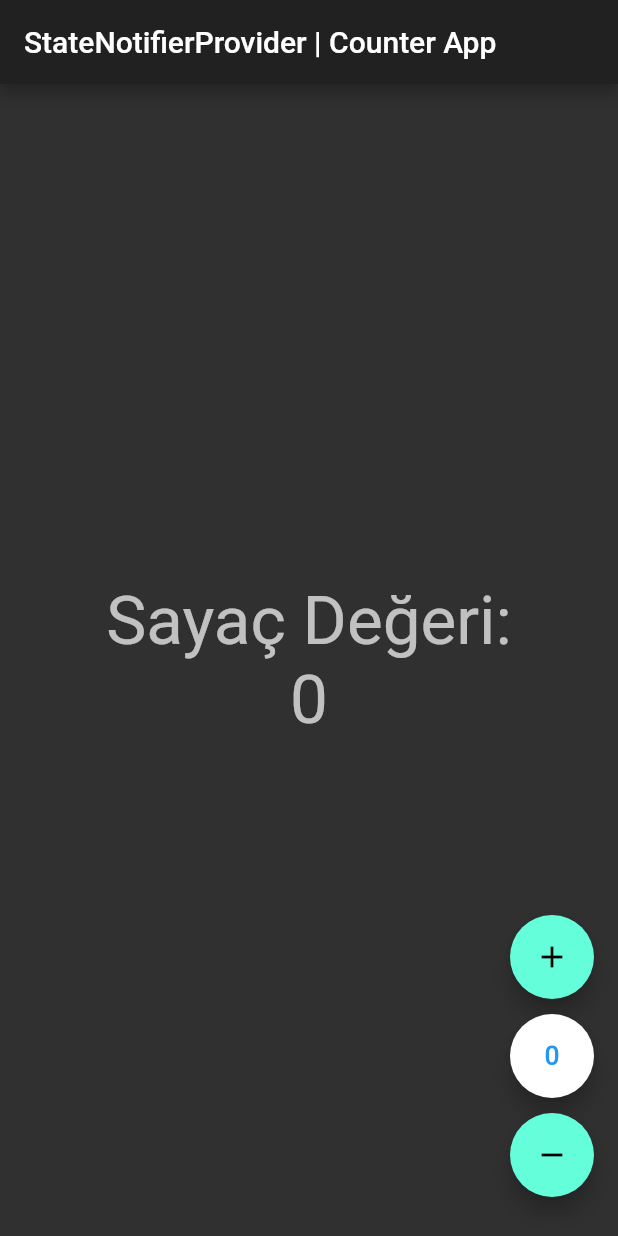
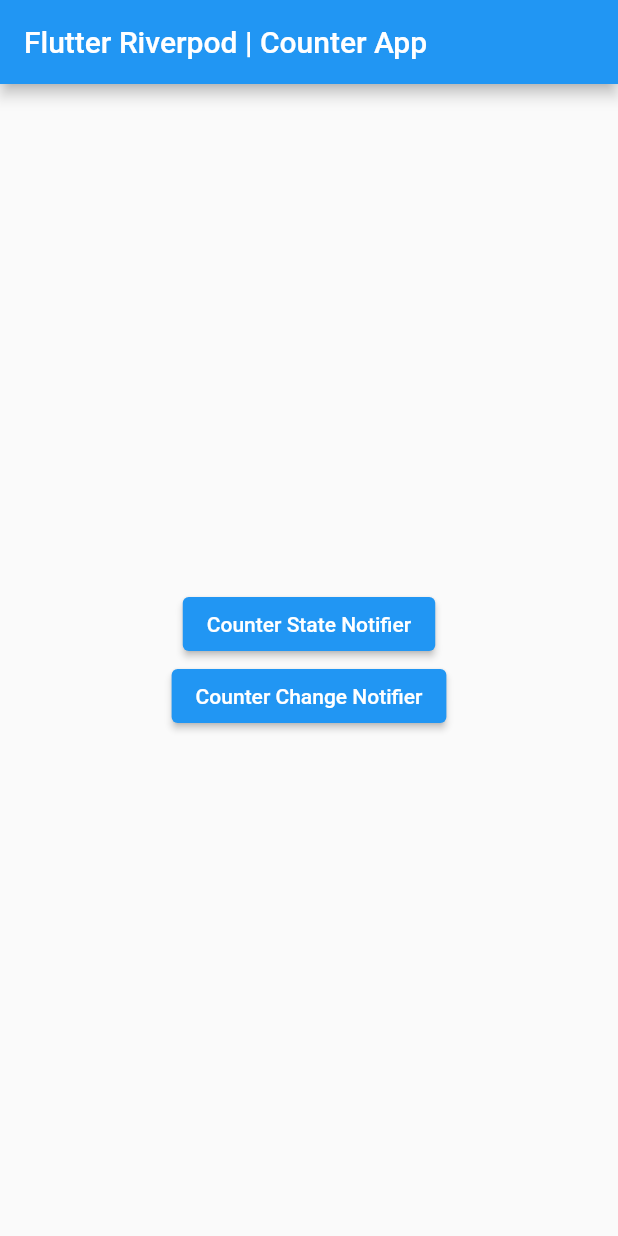
Before and after one commit to ahmetkah/flutter_counter_app_tutorials, a Flutter app: the screen it shows after launch, on a phone screen of 412 x 824 dp. Run offline on Flutter 3.47's test engine with Material 2 defaults, Android fonts, the light colour scheme and no system bars; our stand-ins replace flutter_riverpod.

Commit message:
ChangeNotifierProvider için Counter eklendi

```diff
--- a/lib/app.dart
+++ b/lib/app.dart
@@ -1,6 +1,6 @@
 import 'package:flutter/material.dart';
 
-import 'view/counter_view.dart';
+import 'view/counter_home_view.dart';
 
 /// [5. Adım]: App sınıfını oluştur
 class App extends StatelessWidget {
@@ -11,8 +11,8 @@
     return MaterialApp(
       title: 'Flutter Counter App Tutorials',
       debugShowCheckedModeBanner: false,
-      theme: ThemeData.dark(),
-      home: CounterView(),
+      theme: ThemeData.light(),
+      home: CounterHomeView(),
     );
   }
 }
--- /dev/null
+++ b/lib/notifiers/counter_change_notifier.dart
@@ -0,0 +1,37 @@
+import 'package:flutter/foundation.dart';
+
+/// Sınıfı [ChangeNotifier]'dan kalıtım al.
+class CounterChangeNotifier extends ChangeNotifier {
+  /// Değişimini dinleyeceğimiz değişkeni oluştur.
+  /// ve başlangıç değeri olarak 0 ata.
+  int _counter = 0;
+
+  /// Getter: Sayıyı [OKU/GETİR]
+  int get counter => _counter;
+
+  /// [1] Metotları Oluştur: Arttırma, Sıfırlama ve Azaltma
+  /// [1-A]: Arttırma Metodu
+  void incrementCounter() {
+    /// [Önce] Sayacı bir [ARTIR]
+    _counter++;
+    // [Sonra] Tüm dinleyicilere [BİLDİR]
+    notifyListeners();
+  }
+
+  /// [1-B]: Sıfırlama Metodu
+  void resetCounter() {
+    /// Sayaç zaten 0 ise [DEĞİŞİKLİK YAPMA]
+    if (_counter == 0) return;
+
+    /// Sayaca [0] değerini ata
+    _counter = 0;
+    notifyListeners();
+  }
+
+  /// [1-C]: Azaltma Metodu
+  void decrementCounter() {
+    /// [Önce] Sayacı bir [AZALT]
+    _counter--;
+    notifyListeners();
+  }
+}
--- a/lib/providers/providers.dart
+++ b/lib/providers/providers.dart
@@ -1,9 +1,16 @@
 import 'package:flutter_riverpod/flutter_riverpod.dart';
 
 import '../notifiers/counter_state_notifier.dart';
+import '../notifiers/counter_change_notifier.dart';
 
-/// [3. Adım]: CounterNotifier sınıfını çağıran
+/// [3. Adım]: CounterStateNotifier sınıfını çağıran
 /// StateNotifierProvider için global bir değişken tanımla.
-final counterProvider = StateNotifierProvider<CounterStateNotifier, int>(
+final counterStateProvider = StateNotifierProvider<CounterStateNotifier, int>(
   (ref) => CounterStateNotifier(),
 );
+
+/// [3. Adım]: CounterChangeNotifier sınıfını çağıran
+/// ChnageNotifierProvider için global bir değişken tanımla.
+final counterChangeProvider = ChangeNotifierProvider(
+  (ref) => CounterChangeNotifier(),
+);
--- a/lib/view/counter_view.dart
+++ b/lib/view/counter_change_view.dart
@@ -3,23 +3,24 @@
 
 import '../providers/providers.dart';
 
-class CounterView extends ConsumerWidget {
-  const CounterView({Key? key}) : super(key: key);
+class CounterChangeView extends ConsumerWidget {
+  const CounterChangeView({Key? key}) : super(key: key);
+  static Route route() => MaterialPageRoute<void>(builder: (_) => CounterChangeView());
 
   @override
   Widget build(BuildContext context, ScopedReader watch) {
-    /// [Model sınıfı]: .. extends StateNotifier
+    /// [Model sınıfı]: ChangeNotifier'dan kalıtım alan
     /// [watch (provider)]: Model sınıfının durumunu izler
     /// ve değiştiğinde UI rebuild edilir /yeniden oluşturulur.
-    final _watch = watch(counterProvider);
+    final _watch = watch(counterChangeProvider);
 
     /// [context.read<Model>.method()]: model sınıfındaki metotlara erişmek için
-    final _read = context.read(counterProvider.notifier);
+    final _read = context.read(counterChangeProvider);
 
     return Scaffold(
       appBar: AppBar(
         title: Text(
-          'StateNotifierProvider | Counter App',
+          'ChangeNotifierProvider | Counter App',
         ),
       ),
       body: Center(
@@ -32,7 +33,7 @@
             ),
             Text(
               /// Değişimi dinlenen değişkenin değerini ekrana yaz
-              '$_watch',
+              '${_watch.counter}',
               style: Theme.of(context).textTheme.headline3,
             ),
           ],
--- /dev/null
+++ b/lib/view/counter_home_view.dart
@@ -0,0 +1,49 @@
+import 'package:flutter/material.dart';
+
+import 'counter_change_view.dart';
+import 'counter_state_view.dart';
+
+class CounterHomeView extends StatelessWidget {
+  const CounterHomeView({Key? key}) : super(key: key);
+
+  @override
+  Widget build(BuildContext context) {
+    return Scaffold(
+      appBar: AppBar(
+        title: Text(
+          'Flutter Riverpod | Counter App',
+        ),
+      ),
+      body: Center(
+        child: Column(
+          mainAxisAlignment: MainAxisAlignment.center,
+          crossAxisAlignment: CrossAxisAlignment.center,
+          children: [
+            ElevatedButton(
+              onPressed: () {
+                Navigator.push(
+                  context,
+                  CounterStateView.route(),
+                );
+              },
+              child: Text(
+                'Counter State Notifier',
+              ),
+            ),
+            ElevatedButton(
+              onPressed: () {
+                Navigator.push(
+                  context,
+                  CounterChangeView.route(),
+                );
+              },
+              child: Text(
+                'Counter Change Notifier',
+              ),
+            )
+          ],
+        ),
+      ),
+    );
+  }
+}
```
Also changed, not shown: lib/view/counter_state_view.dart (added, +104 -0 lines).
